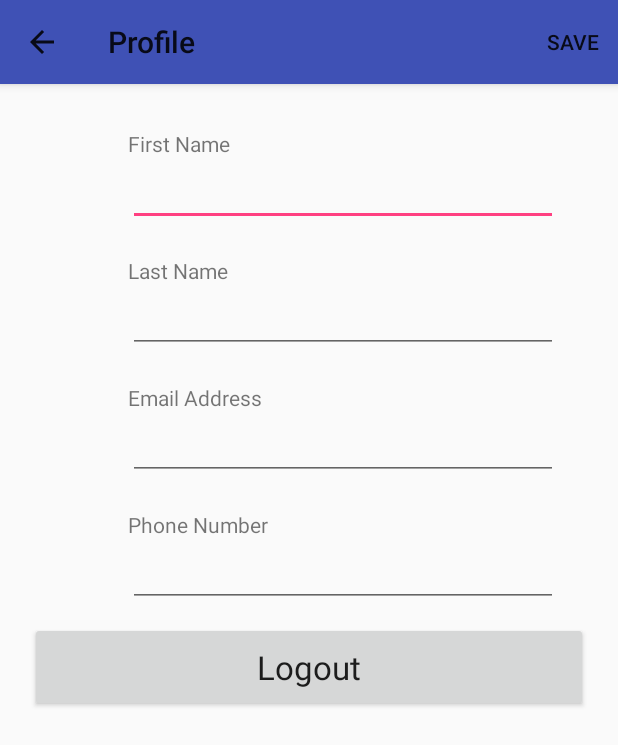
After one commit to konyekokim/PackMyLoad, an Android app: the ProfileActivity screen opened directly, with no data from a screen before it, on a phone screen of 412 x 824 dp. The commit adds this screen. Shown: the top 745 px of the screen. Run offline under Robolectric (Android 15) with nearby library versions, the phone set to English and light mode, and no system bars.

Commit message:
added the profile activity remaining to tweak it

```diff
--- a/app/src/main/AndroidManifest.xml
+++ b/app/src/main/AndroidManifest.xml
@@ -41,7 +41,8 @@
         <activity android:name=".NumberVerificationActivity" />
         <activity android:name=".HomePageActivity" />
         <activity android:name=".PhoneNumbersActivity" />
-        <activity android:name=".HistoryActivity"></activity>
+        <activity android:name=".HistoryActivity" />
+        <activity android:name=".ProfileActivity"></activity>
     </application>
 
 </manifest>
--- /dev/null
+++ b/app/src/main/java/com/chokus/konye/packmyload/ProfileActivity.kt
@@ -0,0 +1,28 @@
+package com.chokus.konye.packmyload
+
+import android.support.v7.app.AppCompatActivity
+import android.os.Bundle
+import android.view.Menu
+import android.view.MenuItem
+
+class ProfileActivity : AppCompatActivity() {
+
+    override fun onCreate(savedInstanceState: Bundle?) {
+        super.onCreate(savedInstanceState)
+        setContentView(R.layout.activity_profile)
+        supportActionBar!!.setDisplayHomeAsUpEnabled(true)
+        setTitle(R.string.profile_title)
+    }
+
+    override fun onCreateOptionsMenu(menu: Menu?): Boolean {
+        menuInflater.inflate(R.menu.menu_save_profile,menu)
+        return true
+    }
+
+    override fun onOptionsItemSelected(item: MenuItem?): Boolean {
+        if(item!!.itemId == R.id.save){
+            //do saving action here wait for backend to be ready and collect from widgets here
+        }
+        return super.onOptionsItemSelected(item)
+    }
+}
--- /dev/null
+++ b/app/src/main/res/layout/activity_profile.xml
@@ -0,0 +1,170 @@
+<?xml version="1.0" encoding="utf-8"?>
+<RelativeLayout xmlns:android="http://schemas.android.com/apk/res/android"
+    xmlns:app="http://schemas.android.com/apk/res-auto"
+    xmlns:tools="http://schemas.android.com/tools"
+    android:layout_width="match_parent"
+    android:layout_height="match_parent"
+    tools:context="com.chokus.konye.packmyload.ProfileActivity">
+
+    <RelativeLayout
+        android:layout_width="match_parent"
+        android:layout_height="wrap_content"
+        android:id="@+id/firstName_relative_layout"
+        android:layout_marginTop="20dp"
+        android:layout_marginStart="20dp"
+        android:layout_marginEnd="20dp"
+        android:paddingTop="10dp"
+        android:paddingBottom="10dp"
+        android:paddingStart="20dp"
+        android:paddingEnd="20dp">
+
+        <ImageView
+            android:layout_width="25dp"
+            android:layout_height="25dp"
+            android:layout_marginTop="20dp"
+            android:id="@+id/user_icon"/>
+
+        <TextView
+            android:layout_width="wrap_content"
+            android:layout_height="wrap_content"
+            android:text="First Name"
+            android:layout_marginStart="20dp"
+            android:layout_toEndOf="@+id/user_icon"
+            android:id="@+id/firstName_textView"/>
+
+        <EditText
+            android:layout_width="match_parent"
+            android:layout_height="wrap_content"
+            android:layout_marginStart="20dp"
+            android:layout_toEndOf="@+id/user_icon"
+            android:layout_below="@+id/firstName_textView"
+            android:textSize="18sp"
+            android:inputType="textPersonName"
+            android:id="@+id/firstName_editText"/>
+    </RelativeLayout>
+
+    <RelativeLayout
+        android:layout_width="match_parent"
+        android:layout_height="wrap_content"
+        android:id="@+id/lastName_relative_layout"
+        android:layout_marginStart="20dp"
+        android:layout_marginEnd="20dp"
+        android:paddingTop="10dp"
+        android:paddingBottom="10dp"
+        android:paddingStart="20dp"
+        android:paddingEnd="20dp"
+        android:layout_below="@+id/firstName_relative_layout">
+
+        <ImageView
+            android:layout_width="25dp"
+            android:layout_height="25dp"
+            android:layout_marginTop="20dp"
+            android:id="@+id/user_icon2"/>
+
+        <TextView
+            android:layout_width="wrap_content"
+            android:layout_height="wrap_content"
+            android:text="Last Name"
+            android:layout_marginStart="20dp"
+            android:layout_toEndOf="@+id/user_icon2"
+            android:id="@+id/lastName_textView"/>
+
+        <EditText
+            android:layout_width="match_parent"
+            android:layout_height="wrap_content"
+            android:layout_marginStart="20dp"
+            android:layout_toEndOf="@+id/user_icon2"
+            android:layout_below="@+id/lastName_textView"
+            android:textSize="18sp"
+            android:inputType="textPersonName"
+            android:id="@+id/lastName_editText"/>
+    </RelativeLayout>
+
+    <RelativeLayout
+        android:layout_width="match_parent"
+        android:layout_height="wrap_content"
+        android:id="@+id/emailAddress_relative_layout"
+        android:layout_marginStart="20dp"
+        android:layout_marginEnd="20dp"
+        android:paddingTop="10dp"
+        android:paddingBottom="10dp"
+        android:paddingStart="20dp"
+        android:paddingEnd="20dp"
+        android:layout_below="@+id/lastName_relative_layout">
+
+        <ImageView
+            android:layout_width="25dp"
+            android:layout_height="25dp"
+            android:layout_marginTop="20dp"
+            android:id="@+id/user_icon3"/>
+
+        <TextView
+            android:layout_width="wrap_content"
+            android:layout_height="wrap_content"
+            android:text="Email Address"
+            android:layout_marginStart="20dp"
+            android:layout_toEndOf="@+id/user_icon3"
+            android:id="@+id/emailAddress_textView"/>
+
+        <EditText
+            android:layout_width="match_parent"
+            android:layout_height="wrap_content"
+            android:layout_marginStart="20dp"
+            android:layout_toEndOf="@+id/user_icon3"
+            android:layout_below="@+id/emailAddress_textView"
+            android:textSize="18sp"
+            android:inputType="textEmailAddress"
+            android:id="@+id/emailAddress_editText"/>
+
+    </RelativeLayout>
+
+    <RelativeLayout
+        android:layout_width="match_parent"
+        android:layout_height="wrap_content"
+        android:id="@+id/phoneNumber_relative_layout"
+        android:layout_marginStart="20dp"
+        android:layout_marginEnd="20dp"
+        android:paddingTop="10dp"
+        android:paddingBottom="10dp"
+        android:paddingStart="20dp"
+        android:paddingEnd="20dp"
+        android:layout_below="@+id/emailAddress_relative_layout">
+
+        <ImageView
+            android:layout_width="25dp"
+            android:layout_height="25dp"
+            android:layout_marginTop="20dp"
+            android:id="@+id/user_icon4"/>
+
+        <TextView
+            android:layout_width="wrap_content"
+            android:layout_height="wrap_content"
+            android:text="Phone Number"
+            android:layout_marginStart="20dp"
+            android:layout_toEndOf="@+id/user_icon4"
+            android:id="@+id/phoneNumber_textView"/>
+
+        <EditText
+            android:layout_width="match_parent"
+            android:layout_height="wrap_content"
+            android:layout_marginStart="20dp"
+            android:layout_toEndOf="@+id/user_icon4"
+            android:layout_below="@+id/phoneNumber_textView"
+            android:textSize="18sp"
+            android:inputType="phone"
+            android:id="@+id/phoneNumber_editText"/>
+
+    </RelativeLayout>
+
+    <Button
+        android:layout_width="match_parent"
+        android:layout_height="wrap_content"
+        android:text="Logout"
+        android:textAppearance="?android:attr/textAppearanceLarge"
+        android:layout_marginStart="20dp"
+        android:layout_marginEnd="20dp"
+        android:layout_below="@+id/phoneNumber_relative_layout"
+        android:paddingTop="15dp"
+        android:paddingBottom="15dp"/>
+
+</RelativeLayout>
--- /dev/null
+++ b/app/src/main/res/menu/menu_save_profile.xml
@@ -0,0 +1,9 @@
+<?xml version="1.0" encoding="utf-8"?>
+<menu xmlns:android="http://schemas.android.com/apk/res/android"
+    xmlns:app="http://schemas.android.com/apk/res-auto">
+
+    <item
+        android:id="@+id/save"
+        android:title="@string/profile_save_menu"
+        app:showAsAction="always"/>
+</menu>
--- a/app/src/main/res/values/strings.xml
+++ b/app/src/main/res/values/strings.xml
@@ -12,4 +12,6 @@
     <string name="name_of_icon">Icon name</string>
     <string name="no_history">No PML plan</string>
     <string name="history_title">History</string>
+    <string name="profile_title">Profile</string>
+    <string name="profile_save_menu">SAVE</string>
 </resources>
```
